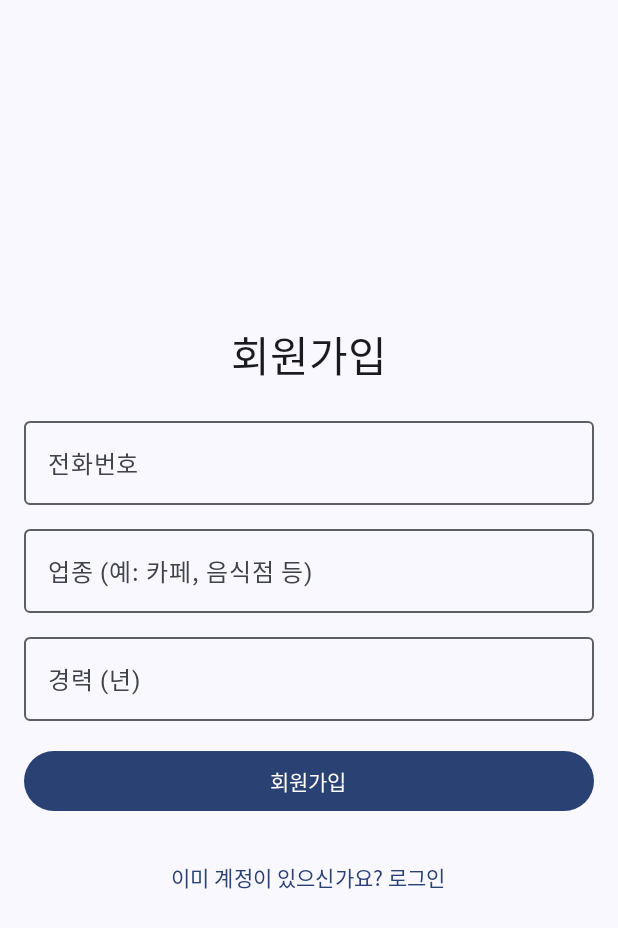
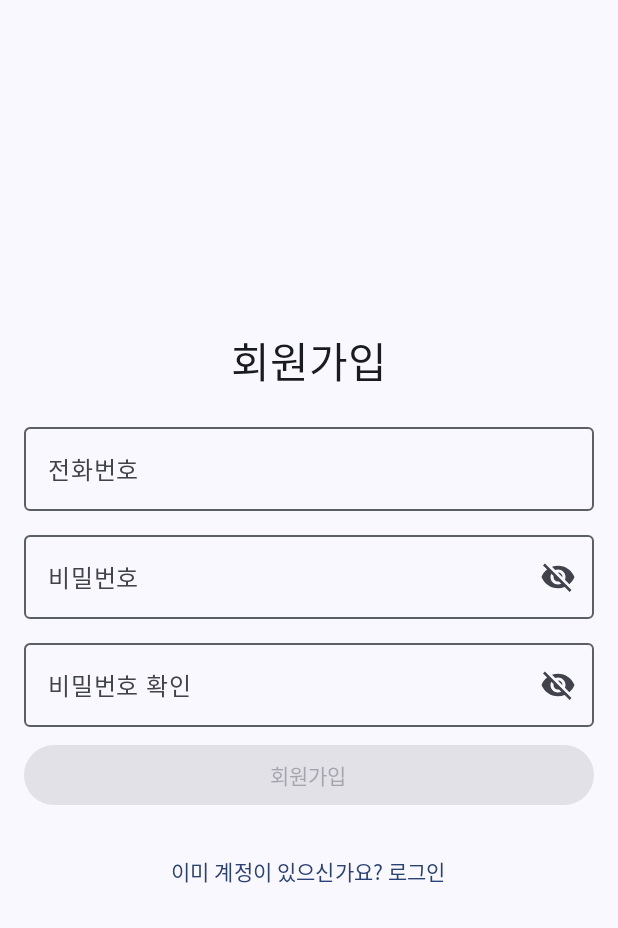
Before and after one commit to heakbomb/GrowStudio, an Android app built with Jetpack Compose: the SignupScreen screen opened through its navigation route, on a phone screen of 412 x 824 dp. Shown: the top 928 px of the screen. Run offline under Robolectric (Android 15) with nearby library versions, the phone set to English and light mode, and no system bars.

Commit message:
Main Screen generate

```diff
--- a/app/src/main/java/com/glowstudio/android/blindsjn/MainActivity.kt
+++ b/app/src/main/java/com/glowstudio/android/blindsjn/MainActivity.kt
@@ -5,8 +5,7 @@ import androidx.activity.ComponentActivity
 import androidx.activity.compose.setContent
 import androidx.activity.enableEdgeToEdge
 import androidx.compose.runtime.Composable
-import androidx.compose.material3.MaterialTheme
-import androidx.compose.material3.Surface
+import androidx.compose.material3.*
 import androidx.navigation.compose.rememberNavController
 import com.glowstudio.android.blindsjn.ui.navigation.AppNavHost
 import androidx.compose.ui.tooling.preview.Preview
--- a/app/src/main/java/com/glowstudio/android/blindsjn/ui/navigation/Navigation.kt
+++ b/app/src/main/java/com/glowstudio/android/blindsjn/ui/navigation/Navigation.kt
@@ -26,7 +26,7 @@ fun AppNavHost(navController: NavHostController) {
         // 회원가입 화면
         composable("signup") {
             SignupScreen(
-                onSignupClick = { phone, industry, experience ->
+                onSignupClick = { phoneNumber, password ->
                     // TODO: 서버와 연동하여 회원가입 처리
                     navController.navigate("home") // 회원가입 후 홈 화면으로 이동
                 },
--- /dev/null
+++ b/app/src/main/java/com/glowstudio/android/blindsjn/ui/screens/BoardScreen.kt
@@ -0,0 +1 @@
+package com.glowstudio.android.blindsjn.ui.screens
--- a/app/src/main/java/com/glowstudio/android/blindsjn/ui/screens/HomeScreen.kt
+++ b/app/src/main/java/com/glowstudio/android/blindsjn/ui/screens/HomeScreen.kt
@@ -2,7 +2,7 @@ package com.glowstudio.android.blindsjn.ui.screens
 
 import androidx.compose.foundation.layout.Box
 import androidx.compose.foundation.layout.fillMaxSize
-import androidx.compose.material3.Text
+import androidx.compose.material3.*
 import androidx.compose.runtime.Composable
 import androidx.compose.ui.Alignment
 import androidx.compose.ui.Modifier
--- /dev/null
+++ b/app/src/main/java/com/glowstudio/android/blindsjn/ui/screens/MessageScreen.kt
@@ -0,0 +1 @@
+package com.glowstudio.android.blindsjn.ui.screens
--- /dev/null
+++ b/app/src/main/java/com/glowstudio/android/blindsjn/ui/screens/PopularScreen.kt
@@ -0,0 +1 @@
+package com.glowstudio.android.blindsjn.ui.screens
--- /dev/null
+++ b/app/src/main/java/com/glowstudio/android/blindsjn/ui/screens/ProfileScreen.kt
@@ -0,0 +1 @@
+package com.glowstudio.android.blindsjn.ui.screens
--- a/app/src/main/java/com/glowstudio/android/blindsjn/ui/screens/SignupScreen.kt
+++ b/app/src/main/java/com/glowstudio/android/blindsjn/ui/screens/SignupScreen.kt
@@ -2,22 +2,30 @@ package com.glowstudio.android.blindsjn.ui.screens
 
 import androidx.compose.foundation.layout.*
 import androidx.compose.foundation.text.KeyboardOptions
+import androidx.compose.material.icons.Icons
+import androidx.compose.material.icons.filled.Visibility
+import androidx.compose.material.icons.filled.VisibilityOff
 import androidx.compose.material3.*
 import androidx.compose.runtime.*
 import androidx.compose.ui.Alignment
 import androidx.compose.ui.Modifier
 import androidx.compose.ui.text.input.KeyboardType
-import androidx.compose.ui.tooling.preview.Preview
+import androidx.compose.ui.text.input.PasswordVisualTransformation
+import androidx.compose.ui.text.input.VisualTransformation
 import androidx.compose.ui.unit.dp
 
 @Composable
 fun SignupScreen(
-    onSignupClick: (String, String, String) -> Unit, // 전화번호, 업종, 경력을 전달
+    onSignupClick: (String, String) -> Unit, // 전화번호, 비밀번호 전달
     onBackToLoginClick: () -> Unit
 ) {
+    // 상태 변수
     var phoneNumber by remember { mutableStateOf("") }
-    var industry by remember { mutableStateOf("") }
-    var experience by remember { mutableStateOf("") }
+    var password by remember { mutableStateOf("") }
+    var confirmPassword by remember { mutableStateOf("") }
+    var passwordVisible by remember { mutableStateOf(false) }
+    var confirmPasswordVisible by remember { mutableStateOf(false) }
+    var errorMessage by remember { mutableStateOf("") }
 
     Column(
         modifier = Modifier
@@ -36,7 +44,7 @@ fun SignupScreen(
         // 전화번호 입력
         OutlinedTextField(
             value = phoneNumber,
-            onValueChange = { phoneNumber = it },
+            onValueChange = { phoneNumber = it.filter { char -> char.isDigit() } }, // 숫자만 입력
             label = { Text("전화번호") },
             singleLine = true,
             keyboardOptions = KeyboardOptions(keyboardType = KeyboardType.Phone),
@@ -45,32 +53,74 @@ fun SignupScreen(
 
         Spacer(modifier = Modifier.height(8.dp))
 
-        // 업종 입력
+        // 비밀번호 입력
         OutlinedTextField(
-            value = industry,
-            onValueChange = { industry = it },
-            label = { Text("업종 (예: 카페, 음식점 등)") },
+            value = password,
+            onValueChange = {
+                password = it
+                errorMessage = if (password != confirmPassword && confirmPassword.isNotEmpty()) {
+                    "비밀번호가 일치하지 않습니다."
+                } else {
+                    ""
+                }
+            },
+            label = { Text("비밀번호") },
             singleLine = true,
+            visualTransformation = if (passwordVisible) VisualTransformation.None else PasswordVisualTransformation(),
+            trailingIcon = {
+                IconButton(onClick = { passwordVisible = !passwordVisible }) {
+                    Icon(
+                        imageVector = if (passwordVisible) Icons.Filled.Visibility else Icons.Filled.VisibilityOff,
+                        contentDescription = if (passwordVisible) "Hide password" else "Show password"
+                    )
+                }
+            },
             modifier = Modifier.fillMaxWidth()
         )
 
         Spacer(modifier = Modifier.height(8.dp))
 
-        // 경력 입력
+        // 비밀번호 확인 입력
         OutlinedTextField(
-            value = experience,
-            onValueChange = { experience = it },
-            label = { Text("경력 (년)") },
+            value = confirmPassword,
+            onValueChange = {
+                confirmPassword = it
+                errorMessage = if (password != confirmPassword) {
+                    "비밀번호가 일치하지 않습니다."
+                } else {
+                    ""
+                }
+            },
+            label = { Text("비밀번호 확인") },
             singleLine = true,
-            keyboardOptions = KeyboardOptions(keyboardType = KeyboardType.Number),
+            visualTransformation = if (confirmPasswordVisible) VisualTransformation.None else PasswordVisualTransformation(),
+            trailingIcon = {
+                IconButton(onClick = { confirmPasswordVisible = !confirmPasswordVisible }) {
+                    Icon(
+                        imageVector = if (confirmPasswordVisible) Icons.Filled.Visibility else Icons.Filled.VisibilityOff,
+                        contentDescription = if (confirmPasswordVisible) "Hide password" else "Show password"
+                    )
+                }
+            },
             modifier = Modifier.fillMaxWidth()
         )
 
-        Spacer(modifier = Modifier.height(16.dp))
+        Spacer(modifier = Modifier.height(8.dp))
+
+        // 에러 메시지 표시
+        if (errorMessage.isNotEmpty()) {
+            Text(
+                text = errorMessage,
+                color = MaterialTheme.colorScheme.error,
+                style = MaterialTheme.typography.bodySmall,
+                modifier = Modifier.padding(bottom = 8.dp)
+            )
+        }
 
         // 회원가입 버튼
         Button(
-            onClick = { onSignupClick(phoneNumber, industry, experience) },
+            onClick = { onSignupClick(phoneNumber, password) },
+            enabled = phoneNumber.isNotBlank() && password.isNotBlank() && password == confirmPassword,
             modifier = Modifier.fillMaxWidth()
         ) {
             Text("회원가입")
@@ -84,12 +134,3 @@ fun SignupScreen(
         }
     }
 }
-
-@Preview(showBackground = true)
-@Composable
-fun SignupScreenPreview() {
-    SignupScreen(
-        onSignupClick = { _, _, _ -> },
-        onBackToLoginClick = {}
-    )
-}
```
